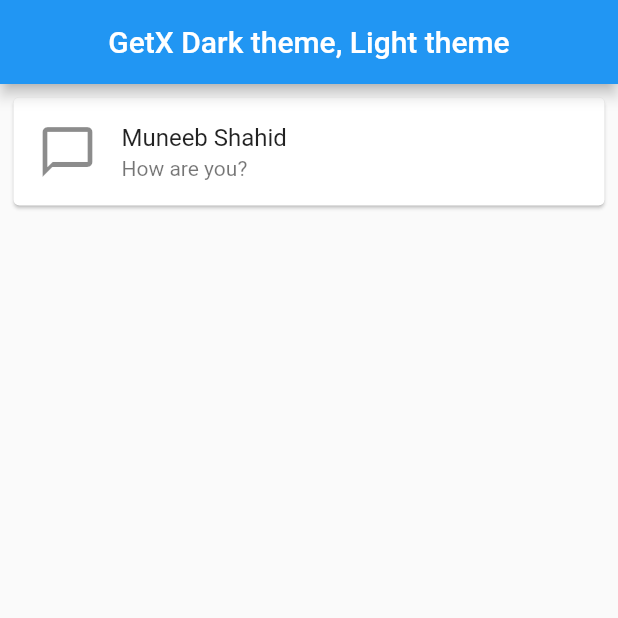
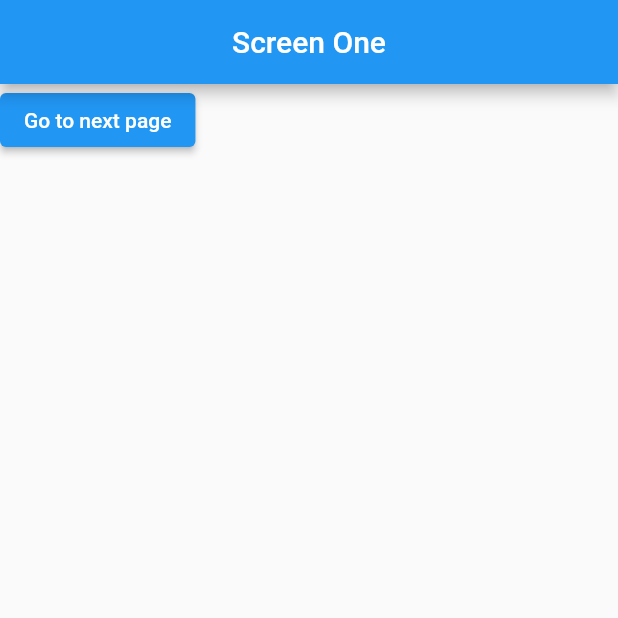
Before and after one commit to muneeb-shahid/GetX-Flutter-State-Management, a Flutter app: the screen it shows after launch, on a phone screen of 412 x 824 dp, the top half of it. Run offline on Flutter 3.47's test engine with Material 2 defaults, Android fonts, the phone set to English and light mode, and no system bars; our stand-ins replace get.

Commit message:
NEW COMMIT

```diff
--- a/lib/main.dart
+++ b/lib/main.dart
@@ -2,6 +2,8 @@ import 'package:flutter/material.dart';
 import 'package:get/get.dart';
 import 'package:getx/view/Dark%20theme%20Light%20theme/GetX%20Dark%20theme%20Light%20theme.dart';
 import 'package:getx/view/Dialog%20Alert/getX_Dialog_Alert.dart';
+import 'package:getx/view/Routes%20and%20Navigations/ScreenOne.dart';
+import 'package:getx/view/Routes%20and%20Navigations/ScreenTwo.dart';
 import 'package:getx/view/SnackBar/getX_SnackBar.dart';
 
 void main() {
@@ -17,10 +19,22 @@ class MyApp extends StatelessWidget {
       debugShowCheckedModeBanner: false,
       title: 'Flutter Demo',
       theme: ThemeData(
-
         primarySwatch: Colors.blue,
       ),
-      home: Dark_theme_Light_theme(),
+      home: ScreenOne(),
+      getPages: [
+        GetPage(name: '/', page: () => GetX_SnackBar()),
+        GetPage(name: '/GetX_Dialog_Alert', page: () => GetX_Dialog_Alert()),
+        GetPage(
+          name: "/Dark_theme_Light_theme",
+          page: () => Dark_theme_Light_theme(),
+
+        ),
+        GetPage(name: "/ScreenOne", page: () => ScreenOne(),
+
+        ),
+        GetPage(name: "/ScreenTwo", page: () => ScreenTwo(),),
+      ],
     );
   }
 }
--- /dev/null
+++ b/lib/view/Routes and Navigations/ScreenOne.dart
@@ -0,0 +1,34 @@
+import 'package:flutter/material.dart';
+import 'package:flutter/src/widgets/framework.dart';
+import 'package:flutter/src/widgets/placeholder.dart';
+import 'package:get/get.dart';
+
+class ScreenOne extends StatefulWidget {
+   ScreenOne({super.key, });
+
+  @override
+  State<ScreenOne> createState() => _ScreenOneState();
+}
+
+class _ScreenOneState extends State<ScreenOne> {
+  @override
+  Widget build(BuildContext context) {
+    return Scaffold(
+      appBar: AppBar(
+        title: Text("Screen One" ),
+        centerTitle: true,
+      ),
+      body: Container(
+        child: Column(
+          children: [
+            ElevatedButton(
+                onPressed: () {
+                  Get.toNamed("/ScreenTwo");
+                },
+                child: Text("Go to next page")),
+          ],
+        ),
+      ),
+    );
+  }
+}
```
Also changed, not shown: lib/view/Routes and Navigations/ScreenTwo.dart (added, +35 -0 lines).
